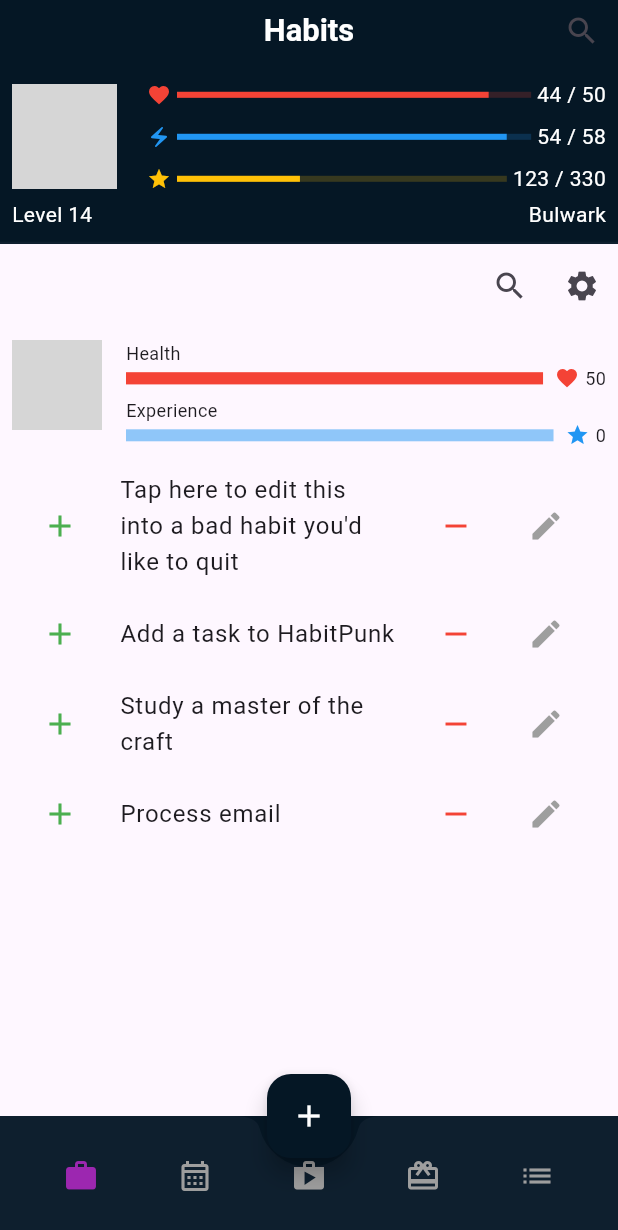
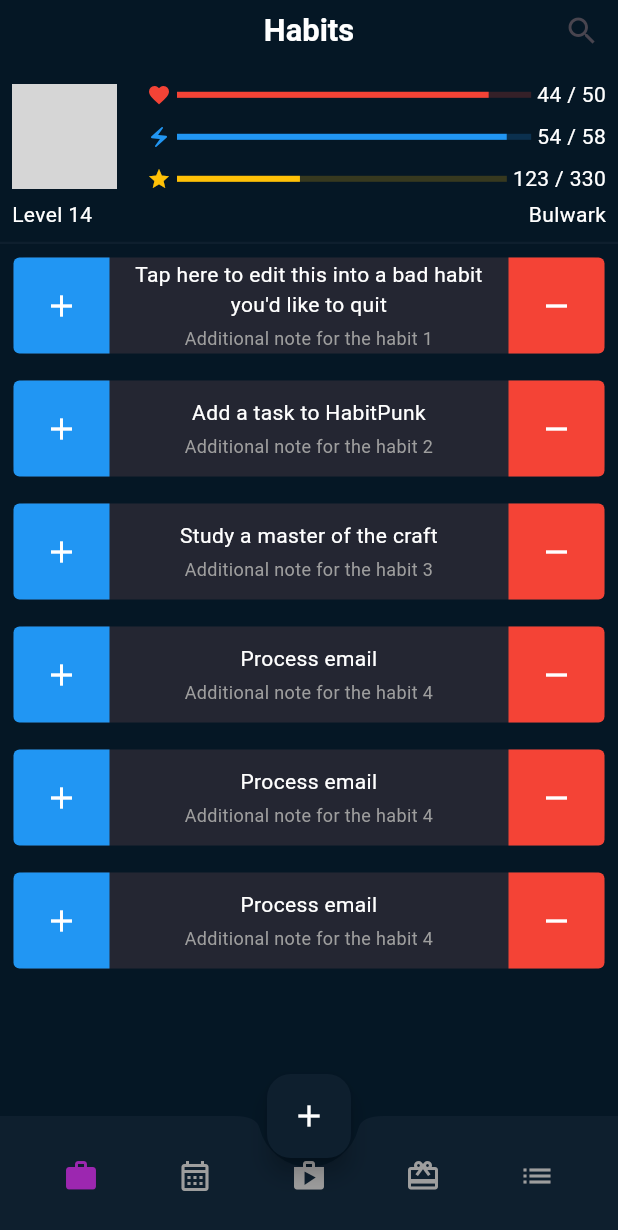
Before and after one commit to NPCuong069/habitpunk_final, a Flutter app: the screen it shows after launch, on a phone screen of 412 x 824 dp. Shown: the top 1230 px of the screen. Run offline on Flutter 3.47's test engine with Material 3 defaults, Android fonts, the phone set to English and light mode, and no system bars; network calls fail; grey boxes are pictures that could not be loaded.

Commit message:
update main theme

```diff
--- a/lib/main.dart
+++ b/lib/main.dart
@@ -130,9 +130,13 @@ class _MainScreenState extends State<MainScreen> {
     }
   }
 
+  final ThemeData appTheme = ThemeData(
+    scaffoldBackgroundColor: Color.fromARGB(255, 5, 23, 37),
+    // Add other theme properties if needed.
+  );
   @override
   Widget build(BuildContext context) {
-    UserStatusCard2 userStatusCard2 = UserStatusCard2(
+    UserStatusCard userStatusCard = UserStatusCard(
       avatarUrl: 'https://via.placeholder.com/150',
       health: 44,
       maxHealth: 50,
@@ -146,15 +150,20 @@ class _MainScreenState extends State<MainScreen> {
     bool shouldShowUserStatus =
         _selectedIndex == 0 || _selectedIndex == 1 || _selectedIndex == 2;
 
-    return Scaffold(
+    return Theme(
+      data: appTheme,
+      child: Scaffold(
         backgroundColor: Color.fromARGB(255, 5, 23, 37),
-       appBar: _buildAppBar(context, _getAppBarTitle(_selectedIndex)), // Use the _buildAppBar method here
+        appBar: _buildAppBar(
+            context,
+            _getAppBarTitle(
+                _selectedIndex)), // Use the _buildAppBar method here
         body: SafeArea(
           child: Column(
             children: <Widget>[
               // Show the UserStatusCard at the top of the selected pages
               if (shouldShowUserStatus)
-              UserStatusCard2(
+                UserStatusCard(
                   avatarUrl: 'https://via.placeholder.com/150',
                   health: 44,
                   maxHealth: 50,
@@ -181,19 +190,20 @@ class _MainScreenState extends State<MainScreen> {
         floatingActionButton: _selectedIndex == 1 // For Dailies Page
             ? FloatingActionButton(
                 child: Icon(Icons.add, color: Colors.white),
-              backgroundColor: Color.fromARGB(255, 5, 23, 37),
+                backgroundColor: Color.fromARGB(255, 14, 31, 46),
                 onPressed: () => showAddDailySheet(
                     context), // Call the showAddDailySheet method
               )
             : _selectedIndex == 0 // For Habits Page
                 ? FloatingActionButton(
                     child: Icon(Icons.add, color: Colors.white),
-                  backgroundColor: Color.fromARGB(255, 5, 23, 37),
+                    backgroundColor: Color.fromARGB(255, 14, 31, 46),
                     onPressed: () => showAddHabitSheet(
                         context), // Call the showAddHabitSheet method
                   )
                 : null,
         floatingActionButtonLocation: FloatingActionButtonLocation.centerDocked,
+      ),
     );
   }
 }
--- a/lib/src/ui/pages/habits_page.dart
+++ b/lib/src/ui/pages/habits_page.dart
@@ -4,25 +4,8 @@ class HabitsPage extends StatelessWidget {
   @override
   Widget build(BuildContext context) {
     return Scaffold(
-      appBar: AppBar(
-        actions: [
-          IconButton(
-            icon: Icon(Icons.search),
-            onPressed: () {
-              // TODO: Implement search functionality
-            },
-          ),
-          IconButton(
-            icon: Icon(Icons.settings),
-            onPressed: () {
-              // TODO: Implement settings navigation
-            },
-          ),
-        ],
-      ),
       body: Column(
         children: <Widget>[
-          UserInfo(),
           Expanded(child: HabitList()),
         ],
       ),
@@ -30,68 +13,32 @@ class HabitsPage extends StatelessWidget {
   }
 }
 
-class UserInfo extends StatelessWidget {
-  @override
-  Widget build(BuildContext context) {
-    return Padding(
-      padding: EdgeInsets.all(8.0),
-      child: Row(
-        mainAxisAlignment: MainAxisAlignment.start,
-        crossAxisAlignment: CrossAxisAlignment.start,
-        children: <Widget>[
-          CircleAvatar(
-            backgroundImage: NetworkImage('https://via.placeholder.com/150'), // Replace with user's avatar image
-            radius: 30,
-          ),
-          SizedBox(width: 16), // Provide some horizontal spacing
-          Expanded(
-            child: Column(
-              mainAxisAlignment: MainAxisAlignment.center,
-              crossAxisAlignment: CrossAxisAlignment.start,
-              children: <Widget>[
-                _buildProgressBarWithIcon('Health', 50, 50, Colors.red, Icons.favorite, '50'),
-                SizedBox(height: 4), // Spacing between the bars
-                _buildProgressBarWithIcon('Experience', 0, 25, Colors.blue, Icons.star, '0'),
-              ],
-            ),
-          ),
-        ],
-      ),
-    );
-  }
-
-  Widget _buildProgressBarWithIcon(String label, int value, int maxValue, Color color, IconData icon, String number) {
-    return Column(
-      crossAxisAlignment: CrossAxisAlignment.start,
-      children: <Widget>[
-        Text(label, style: TextStyle(fontSize: 12)),
-        Row(
-          children: [
-            Expanded(
-              child: LinearProgressIndicator(
-                value: value / maxValue,
-                valueColor: AlwaysStoppedAnimation<Color>(color),
-                backgroundColor: color.withOpacity(0.5),
-                minHeight: 8, // Set a minHeight for a thicker progress bar
-              ),
-            ),
-            SizedBox(width: 8), // Spacing between the bar and the icon
-            Icon(icon, color: color, size: 16),
-            SizedBox(width: 4), // Spacing between the icon and the number
-            Text(number, style: TextStyle(fontSize: 12)),
-          ],
-        ),
-      ],
-    );
-  }
-}
-
 class HabitList extends StatelessWidget {
-  final List<String> habits = [
-    'Tap here to edit this into a bad habit you\'d like to quit',
-    'Add a task to HabitPunk',
-    'Study a master of the craft',
-    'Process email',
+  final List<Map<String, String>> habits = [
+    {
+      'title': 'Tap here to edit this into a bad habit you\'d like to quit',
+      'note': 'Additional note for the habit 1',
+    },
+    {
+      'title': 'Add a task to HabitPunk',
+      'note': 'Additional note for the habit 2',
+    },
+    {
+      'title': 'Study a master of the craft',
+      'note': 'Additional note for the habit 3',
+    },
+    {
+      'title': 'Process email',
+      'note': 'Additional note for the habit 4',
+    },
+      {
+      'title': 'Process email',
+      'note': 'Additional note for the habit 4',
+    },
+      {
+      'title': 'Process email',
+      'note': 'Additional note for the habit 4',
+    },
     // More static habits can be added here
   ];
 
@@ -100,39 +47,94 @@ class HabitList extends StatelessWidget {
     return ListView.builder(
       itemCount: habits.length,
       itemBuilder: (context, index) {
-        return HabitItem(habit: habits[index]);
+        return HabitItem(
+          title: habits[index]['title']!,
+          note: habits[index]['note']!,
+        );
       },
     );
   }
 }
+class HabitItem extends StatelessWidget {
+  final String title;
+  final String note;
 
-class HabitItem extends StatelessWidget {
-  final String habit;
-  const HabitItem({Key? key, required this.habit}) : super(key: key);
+  const HabitItem({
+    Key? key,
+    required this.title,
+    required this.note,
+  }) : super(key: key);
+
   @override
   Widget build(BuildContext context) {
-    return ListTile(
-      title: Text(habit),
-      leading: IconButton(
-        icon: Icon(Icons.add, color: Colors.green),
+    return Container(
+      margin: const EdgeInsets.all(9),
+      decoration: BoxDecoration(
+        color: Color.fromARGB(255, 36, 38, 50), // Background color of the item
+        borderRadius: BorderRadius.circular(8.0), // Rounded corners
+      ),
+      child: Column(
+        children: [
+          Container(
+// Set the height of the container
+            child: Row(
+              mainAxisAlignment: MainAxisAlignment.spaceBetween,
+              children: <Widget>[
+                // Container to wrap the add icon button with a background color
+                Container(
+                  padding: EdgeInsets.all(8.0),
+                  decoration: BoxDecoration(
+                    color: Colors.blue, // Background color for the add icon
+                    borderRadius: BorderRadius.only(
+                      topLeft: Radius.circular(4.0), // Top-left corner rounded
+                      bottomLeft: Radius.circular(4.0), // Bottom-left corner rounded
+                    ),
+                  ),
+                  child: IconButton(
+                    icon: Icon(Icons.add, color: Colors.white),
                     onPressed: () {
                       // TODO: Implement habit increment action
                     },
                   ),
-      trailing: Wrap(
-        spacing: 12, // space between two icons
-        children: <Widget>[
-          IconButton(
-            icon: Icon(Icons.remove, color: Colors.red),
+                ),
+                // Text content in the middle
+                Expanded(
+                  child: Column(
+                    crossAxisAlignment: CrossAxisAlignment.center,
+                    children: [
+                      Text(
+                        title,
+                        textAlign: TextAlign.center,
+                        style: TextStyle(color: Colors.white),
+                      ),
+                      SizedBox(height: 4.0), // Add some space between title and note
+                      Text(
+                        note,
+                        textAlign: TextAlign.center,
+                        style: TextStyle(color: Colors.grey, fontSize: 12.0),
+                      ),
+                    ],
+                  ),
+                ),
+                // Container to wrap the remove icon button with a background color
+                Container(
+                  padding: EdgeInsets.all(8.0),
+                  decoration: BoxDecoration(
+                    color: Colors.red, // Background color for the remove icon
+                    borderRadius: BorderRadius.only(
+                      topRight: Radius.circular(4.0), // Top-left corner rounded
+                      bottomRight: Radius.circular(4.0), // Bottom-left corner rounded
+                    ),
+                  ),
+                  child: IconButton(
+                    icon: Icon(Icons.remove, color: Colors.white),
                     onPressed: () {
                       // TODO: Implement habit decrement action
                     },
                   ),
-          IconButton(
-            icon: Icon(Icons.edit, color: Colors.grey),
-            onPressed: () {
-              // TODO: Implement habit edit action
-            },
+                ),
+              ],
+            ),
           ),
         ],
       ),
--- a/lib/src/ui/widgets/status_bar.dart
+++ b/lib/src/ui/widgets/status_bar.dart
@@ -42,7 +42,7 @@ class StatBar extends StatelessWidget {
     );
   }
 }
-class UserStatusCard2 extends StatelessWidget {
+class UserStatusCard extends StatelessWidget {
   final String avatarUrl;
   final int health;
   final int maxHealth;
@@ -53,7 +53,7 @@ class UserStatusCard2 extends StatelessWidget {
   final int level;
   final String userClass;
 
-  const UserStatusCard2({
+  const UserStatusCard({
     Key? key,
     required this.avatarUrl,
     required this.health,
```
Lines whose indentation alone changed are shown as unchanged.
